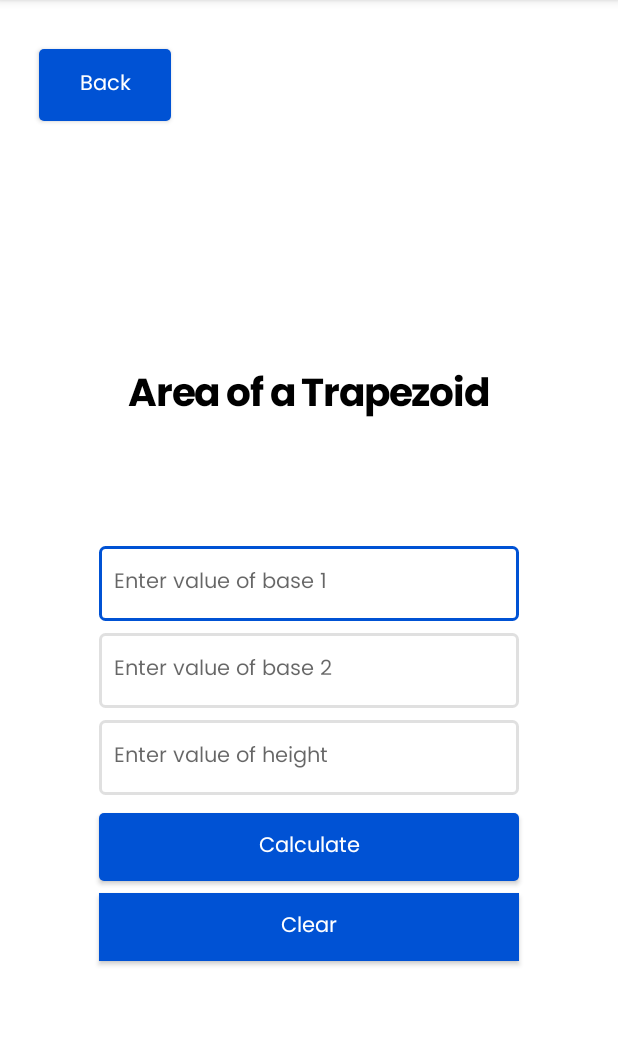
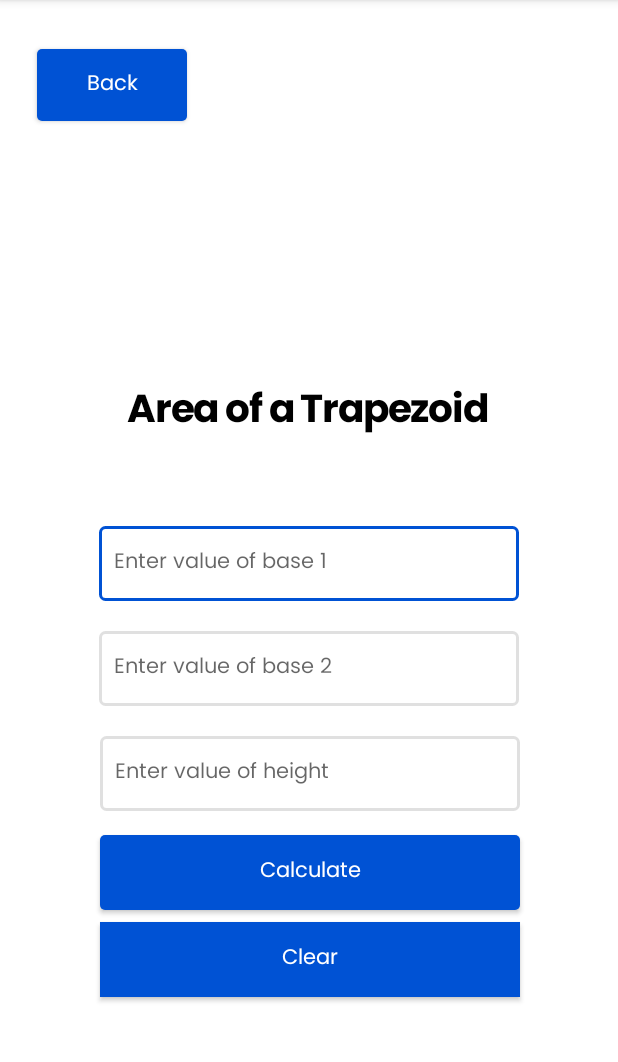
Before and after one commit to Github-user191/android-term1-assignment, an Android app: the CalculationScreen screen opened directly, with no data from a screen before it, on a phone screen of 412 x 824 dp, the part 84-1146 px from its top. Run offline under Robolectric (Android 15) with nearby library versions, the phone set to English and light mode, and no system bars; Roboto replaces fonts that are not available here.

```diff
--- a/app/src/main/res/drawable/ic_email.xml
+++ b/app/src/main/res/drawable/ic_email.xml
@@ -4,7 +4,8 @@
     android:viewportWidth="24"
     android:viewportHeight="24"
     android:tint="?attr/colorControlNormal">
+
   <path
-      android:fillColor="@android:color/white"
+      android:fillColor="@android:color/background_dark"
       android:pathData="M20,4L4,4c-1.1,0 -1.99,0.9 -1.99,2L2,18c0,1.1 0.9,2 2,2h16c1.1,0 2,-0.9 2,-2L22,6c0,-1.1 -0.9,-2 -2,-2zM20,8l-8,5 -8,-5L4,6l8,5 8,-5v2z"/>
 </vector>
--- a/app/src/main/res/drawable/ic_phone.xml
+++ b/app/src/main/res/drawable/ic_phone.xml
@@ -5,6 +5,6 @@
     android:viewportHeight="24"
     android:tint="?attr/colorControlNormal">
   <path
-      android:fillColor="@android:color/white"
+      android:fillColor="@android:color/darker_gray"
       android:pathData="M15.5,1h-8C6.12,1 5,2.12 5,3.5v17C5,21.88 6.12,23 7.5,23h8c1.38,0 2.5,-1.12 2.5,-2.5v-17C18,2.12 16.88,1 15.5,1zM11.5,22c-0.83,0 -1.5,-0.67 -1.5,-1.5s0.67,-1.5 1.5,-1.5 1.5,0.67 1.5,1.5 -0.67,1.5 -1.5,1.5zM16,18L7,18L7,4h9v14z"/>
 </vector>
--- a/app/src/main/res/layout/activity_about_me_screen.xml
+++ b/app/src/main/res/layout/activity_about_me_screen.xml
@@ -8,7 +8,7 @@
 
     <Button
         android:id="@+id/aboutMeBackBtn"
-        android:layout_width="wrap_content"
+        android:layout_width="100dp"
         android:layout_height="wrap_content"
         android:layout_marginTop="32dp"
         android:text="Back"
--- a/app/src/main/res/layout/activity_calculation_screen.xml
+++ b/app/src/main/res/layout/activity_calculation_screen.xml
@@ -25,7 +25,7 @@
 
     <Button
         android:id="@+id/calculationBackBtn"
-        android:layout_width="wrap_content"
+        android:layout_width="100dp"
         android:layout_height="wrap_content"
         android:background="@drawable/custom_button"
         android:fontFamily="@font/poppins"
@@ -52,16 +52,16 @@
         android:textSize="26sp"
         app:layout_constraintBottom_toTopOf="@+id/calculationErrorTextView"
         app:layout_constraintEnd_toEndOf="parent"
-        app:layout_constraintHorizontal_bias="0.5"
+        app:layout_constraintHorizontal_bias="0.497"
         app:layout_constraintStart_toStartOf="parent"
         app:layout_constraintTop_toTopOf="parent"
-        app:layout_constraintVertical_bias="0.817" />
+        app:layout_constraintVertical_bias="0.893" />
 
     <EditText
         android:id="@+id/calculationBase1EditText"
         android:layout_width="280dp"
         android:layout_height="50dp"
-        android:layout_marginBottom="8dp"
+        android:layout_marginBottom="20dp"
         android:background="@drawable/custom_input"
         android:ems="10"
         android:fontFamily="@font/poppins"
@@ -77,28 +77,27 @@
     <Button
         android:id="@+id/calculationResultBtn"
         android:layout_width="280dp"
-        android:layout_height="45dp"
+        android:layout_height="50dp"
         android:layout_marginBottom="8dp"
         android:background="@drawable/custom_button"
         android:fontFamily="@font/poppins"
         android:letterSpacing="0"
-
         android:text="Calculate"
         android:textAllCaps="false"
         android:textSize="14sp"
         app:backgroundTint="@null"
         app:layout_constraintBottom_toTopOf="@+id/calculationClearBtn"
         app:layout_constraintEnd_toEndOf="parent"
-        app:layout_constraintHorizontal_bias="0.5"
+        app:layout_constraintHorizontal_bias="0.503"
         app:layout_constraintStart_toStartOf="parent" />
 
     <Button
         android:id="@+id/calculationClearBtn"
         android:layout_width="280dp"
-        android:layout_height="45dp"
-
-        android:layout_marginBottom="32dp"
-        android:background="@color/black"
+        android:layout_height="50dp"
+        android:layout_marginBottom="8dp"
+        android:background="@color/light_gray"
+        android:backgroundTint="@color/white"
         android:fontFamily="@font/poppins"
         android:letterSpacing="0"
         android:text="Clear"
@@ -106,14 +105,14 @@
         android:textSize="14sp"
         app:layout_constraintBottom_toTopOf="@+id/calculationResultTextView"
         app:layout_constraintEnd_toEndOf="parent"
-        app:layout_constraintHorizontal_bias="0.5"
+        app:layout_constraintHorizontal_bias="0.503"
         app:layout_constraintStart_toStartOf="parent" />
 
     <EditText
         android:id="@+id/calculationHeightEditText"
         android:layout_width="280dp"
         android:layout_height="50dp"
-        android:layout_marginBottom="12dp"
+        android:layout_marginBottom="16dp"
         android:background="@drawable/custom_input"
         android:ems="10"
         android:fontFamily="@font/poppins"
@@ -122,14 +121,14 @@
         android:textSize="14sp"
         app:layout_constraintBottom_toTopOf="@+id/calculationResultBtn"
         app:layout_constraintEnd_toEndOf="parent"
-        app:layout_constraintHorizontal_bias="0.5"
+        app:layout_constraintHorizontal_bias="0.503"
         app:layout_constraintStart_toStartOf="parent" />
 
     <EditText
         android:id="@+id/calculationBase2EditText"
         android:layout_width="280dp"
         android:layout_height="50dp"
-        android:layout_marginBottom="8dp"
+        android:layout_marginBottom="20dp"
         android:background="@drawable/custom_input"
         android:ems="10"
         android:fontFamily="@font/poppins"
@@ -156,7 +155,9 @@
         app:layout_constraintHorizontal_bias="0.5"
         app:layout_constraintStart_toStartOf="parent" />
 
-    22<TextView
+    22
+
+    <TextView
         android:id="@+id/calculationErrorTextView"
         android:layout_width="wrap_content"
         android:layout_height="wrap_content"
@@ -167,7 +168,7 @@
         android:textSize="11sp"
         app:layout_constraintBottom_toTopOf="@+id/calculationBase1EditText"
         app:layout_constraintEnd_toEndOf="parent"
-        app:layout_constraintHorizontal_bias="0.305"
+        app:layout_constraintHorizontal_bias="0.249"
         app:layout_constraintStart_toStartOf="parent" />
 
 
```
Also changed, not shown: app/src/main/java/com/example/muhammedluqmaandevspace/MyDevProfileScreen.java (+8 -3 lines), app/src/main/res/drawable/ic_linkedin.xml (added, +13 -0 lines), app/src/main/res/layout/activity_menu_screen.xml (+28 -32 lines), app/src/main/res/layout/activity_my_dev_profile_screen.xml (+12 -8 lines).
